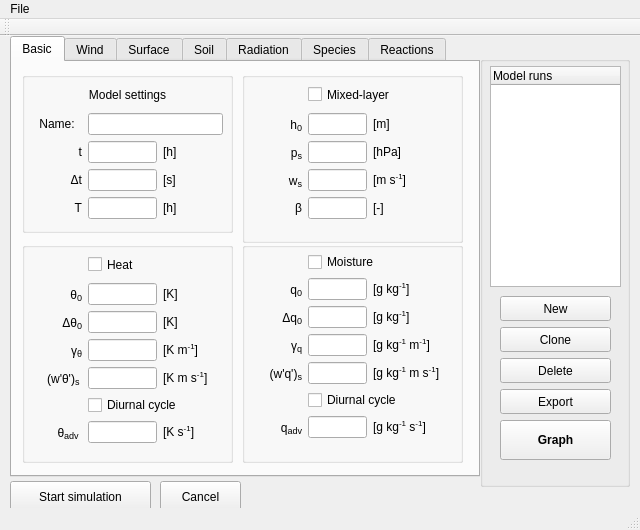
Above: mainwindow.ui from classmodel/modelgui before the change. Below: the same form after it.
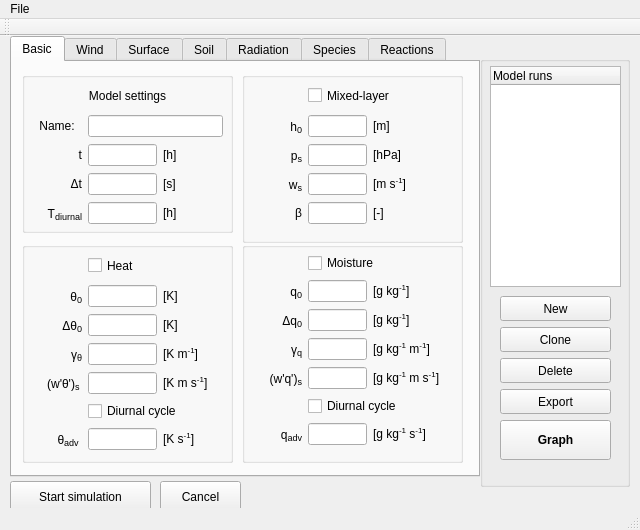
That is the form after the change.

Commit message: Improved limit settings for vertical profiles

The edit to the form file:
```diff
--- a/mainwindow.ui
+++ b/mainwindow.ui
@@ -81,7 +81,7 @@
          <x>10</x>
          <y>10</y>
          <width>191</width>
-         <height>141</height>
+         <height>143</height>
         </rect>
        </property>
        <layout class="QGridLayout" name="modelsettings_grid" columnminimumwidth="50,0,60">
@@ -227,7 +227,7 @@
            <string/>
           </property>
           <property name="text">
-           <string>&lt;html&gt;T&lt;/html&gt;</string>
+           <string>&lt;html&gt;T&lt;span style=&quot; font-size:14px; vertical-align:sub;&quot;&gt;diurnal&lt;/span&gt;&lt;/html&gt;</string>
           </property>
           <property name="alignment">
            <set>Qt::AlignRight|Qt::AlignTrailing|Qt::AlignVCenter</set>
@@ -268,7 +268,7 @@
          <x>10</x>
          <y>10</y>
          <width>191</width>
-         <height>191</height>
+         <height>199</height>
         </rect>
        </property>
        <layout class="QGridLayout" name="heat_grid" columnminimumwidth="50,0,60">
@@ -518,7 +518,7 @@
          <x>10</x>
          <y>10</y>
          <width>201</width>
-         <height>141</height>
+         <height>143</height>
         </rect>
        </property>
        <layout class="QGridLayout" name="ml_grid" columnminimumwidth="50,0,80">
@@ -727,7 +727,7 @@
          <x>10</x>
          <y>10</y>
          <width>201</width>
-         <height>191</height>
+         <height>197</height>
         </rect>
        </property>
        <layout class="QGridLayout" name="moisture_grid" columnminimumwidth="50,0,80">
```
Left out of the diff: 8 changed lines with no effect on the pictures. The commit also changes 4 other files.
